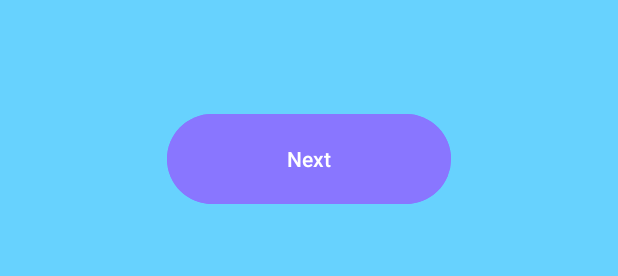
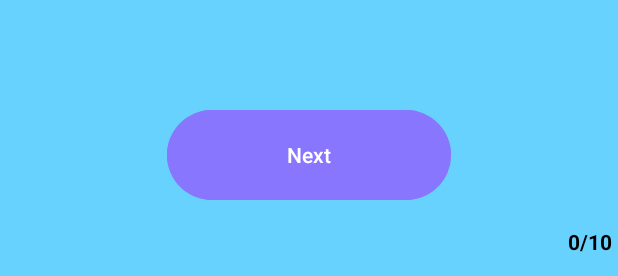
Before and after one commit to derzz/quizlr, an Android app: the layout quizview.xml on its own in the app's theme, with its tools: preview values and no code run, on a phone screen of 412 x 824 dp. Shown: the part 957-1233 px from the top of the screen. Run offline under Robolectric (Android 15) with nearby library versions, the phone set to English and light mode, and no system bars; Roboto replaces fonts that are not available here.

Commit message:
Added counter for 10 questions, after 10 questions provided link to results page and implemented backToTopics and backToMenu. Try Again and correct answers need to be reimplemented.

```diff
--- a/app/src/main/res/layout/quizview.xml
+++ b/app/src/main/res/layout/quizview.xml
@@ -90,12 +90,26 @@
         android:layout_width="189dp"
         android:layout_height="68dp"
         android:backgroundTint="@color/generalDefaultColour"
-        android:text="Next"
         android:onClick="nextQuestion"
+        android:text="@string/nextButtonText"
         app:layout_constraintBottom_toBottomOf="parent"
         app:layout_constraintEnd_toEndOf="parent"
         app:layout_constraintStart_toStartOf="parent"
         app:layout_constraintTop_toTopOf="parent"
-        app:layout_constraintVertical_bias="0.939" />
+        app:layout_constraintVertical_bias="0.936"
+        tools:ignore="UsingOnClickInXml" />
+
+    <TextView
+        android:id="@+id/quizAnswerCounter"
+        android:layout_width="wrap_content"
+        android:layout_height="wrap_content"
+        android:layout_marginEnd="4dp"
+        android:textColor="@color/black"
+        android:textStyle="bold"
+        android:text="@string/questionCounter"
+        app:layout_constraintBottom_toBottomOf="parent"
+        app:layout_constraintEnd_toEndOf="parent"
+        app:layout_constraintTop_toTopOf="parent"
+        app:layout_constraintVertical_bias="0.981" />
 
 </androidx.constraintlayout.widget.ConstraintLayout>
--- a/app/src/main/res/values/strings.xml
+++ b/app/src/main/res/values/strings.xml
@@ -41,5 +41,7 @@
     <string name="resultTryAgainButtonText">Try Again</string>
     <string name="resultBackToTopicsButtonText">Back to Topics</string>
     <string name="resultBackToMenuButtonText">Back to Menu</string>
+    <string name="nextButtonText">Next</string>
+    <string name="questionCounter">0/10</string>
 
 </resources>
```
Also changed, not shown: app/src/main/java/com/derz/thebigquizapp/QuizView.kt (+14 -0 lines), app/src/main/java/com/derz/thebigquizapp/Results.kt (+23 -4 lines).
